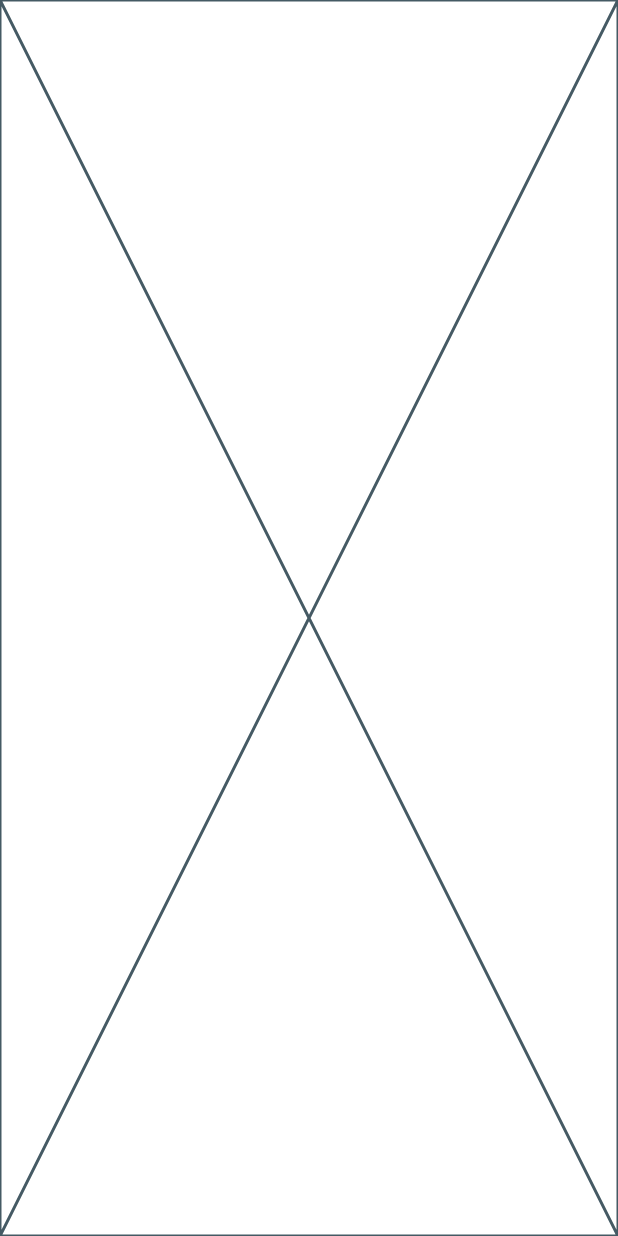
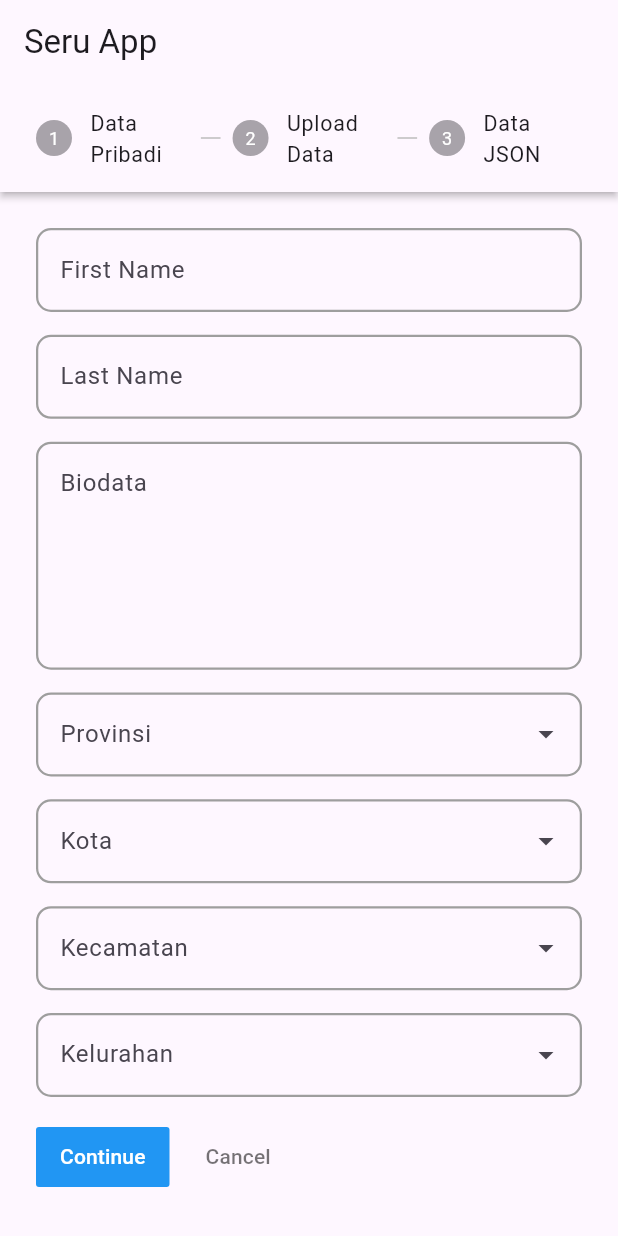
Before and after one commit to mazharaa/seru_app, a Flutter app: the screen it shows after launch, on a phone screen of 412 x 824 dp. Run offline on Flutter 3.47's test engine with Material 3 defaults, Android fonts, the phone set to English and light mode, and no system bars; drawn by our look-alikes of dropdown_search; our stand-ins replace bloc, flutter_bloc, flutter_screenutil, freezed_annotation, image_picker; missing offline and left inert: google_ml_kit.

Commit message:
finishing seru app

```diff
--- /dev/null
+++ b/lib/application/wizard/wizard_state.dart
@@ -0,0 +1,33 @@
+part of 'wizard_cubit.dart';
+
+@freezed
+class WizardState with _$WizardState {
+  const WizardState._();
+  const factory WizardState({
+    File? selfieImage,
+    File? identityImage,
+    File? bebasImage,
+    required int currentStepIndex,
+    required String identityNum,
+    required String provinsi,
+    required String kota,
+    required String kecamatan,
+    required String kelurahan,
+    required Map<String, dynamic> jsonData,
+  }) = _WizardState;
+
+  factory WizardState.initial() => const WizardState(
+        selfieImage: null,
+        identityImage: null,
+        bebasImage: null,
+        currentStepIndex: 0,
+        identityNum: '',
+        provinsi: '',
+        kota: '',
+        kecamatan: '',
+        kelurahan: '',
+        jsonData: {},
+      );
+
+  WizardState get unmodified => copyWith();
+}
--- /dev/null
+++ b/lib/const/const.dart
@@ -0,0 +1,77 @@
+class Const {
+  List<String> listProvince = [
+    'Nanggroe Aceh Darussalam',
+    'Sumatera Utara',
+    'Sumatera Selatan',
+    'Sumatera Barat',
+    'Bengkulu',
+    'Riau',
+    'Kepulauan Riau',
+    'Jambi',
+    'Lampung',
+    'Bangka Belitung',
+    'Kalimantan Barat',
+    'Kalimantan Timur',
+    'Kalimantan Selatan',
+    'Kalimantan Tengah',
+    'Kalimantan Utara',
+    'Banten',
+    'DKI Jakarta',
+    'Jawa Barat',
+    'Jawa Tengah',
+    'Daerah Istimewa Yogyakarta'
+        'Jawa Timur',
+    'Bali',
+    'Nusa Tenggara Timur'
+        'Nusa Tenggara Barat',
+    'Gorontalo',
+    'Sulawesi Barat',
+    'Sulawesi Tengah',
+    'Sulawesi Utara'
+        'Sulawesi Tenggara',
+    'Sulawesi Selatan',
+    'Maluku Utara',
+    'Maluku',
+    'Papua Barat',
+    'Papua',
+    'Papua Tengah',
+    'Papua Pegunungan',
+    'Papua Selatan',
+    'Papua Barat Daya',
+  ];
+
+  List<String> listKota = [
+    'Kabupaten Administrasi Kepulauan Seribu',
+    'Kota Administrasi Jakarta Barat',
+    'Kota Administrasi Jakarta Pusat',
+    'Kota Administrasi Jakarta Selatan',
+    'Kota Administrasi Jakarta Timur',
+    'Kota Administrasi Jakarta Utara',
+  ];
+
+  List<String> listKecamatan = [
+    'Cilandak',
+    'Jagakarsa',
+    'Kebayoran Baru',
+    'Kebayoran Lama',
+    'Mampang Prapatan',
+    'Pancoran',
+    'Pasar Minggu',
+    'Pesanggrahan',
+    'Setiabudi',
+    'Tebet'
+  ];
+
+  List<String> listKelurahan = [
+    'Cipete Utara',
+    'Gandaria Utara',
+    'Gunung',
+    'Kramat Pela',
+    'Melawai',
+    'Petogogan',
+    'Pulo',
+    'Rawa Barat',
+    'Selong',
+    'Senayan'
+  ];
+}
--- a/lib/main.dart
+++ b/lib/main.dart
@@ -1,4 +1,8 @@
 import 'package:flutter/material.dart';
+import 'package:flutter_bloc/flutter_bloc.dart';
+import 'package:flutter_screenutil/flutter_screenutil.dart';
+import 'package:seru_app/application/wizard/wizard_cubit.dart';
+import 'package:seru_app/screen/wizard_screen/wizard_page.dart';
 
 void main() {
   runApp(const SeruApp());
@@ -9,6 +13,24 @@ class SeruApp extends StatelessWidget {
 
   @override
   Widget build(BuildContext context) {
-    return const Placeholder();
+    return BlocProvider(
+      create: (context) => WizardCubit(),
+      child: ScreenUtilInit(
+        designSize: const Size(375, 812),
+        builder: (context, child) {
+          return MaterialApp(
+            title: 'SeruApp',
+            home: child,
+            theme: ThemeData(
+              colorScheme: Theme.of(context).colorScheme.copyWith(
+                    primary: Colors.blue,
+                    onSecondary: Colors.blue,
+                  ),
+            ),
+          );
+        },
+        child: const WizardPage(),
+      ),
+    );
   }
 }
--- /dev/null
+++ b/lib/screen/widget/input_dropdown.dart
@@ -0,0 +1,57 @@
+import 'package:dropdown_search/dropdown_search.dart';
+import 'package:flutter/material.dart';
+
+class InputDropdown extends StatelessWidget {
+  final String label;
+  final List<String> items;
+  final Function(String?)? onChanged;
+  const InputDropdown({
+    super.key,
+    required this.label,
+    required this.items,
+    this.onChanged,
+  });
+
+  @override
+  Widget build(BuildContext context) {
+    return DropdownSearch<String>(
+      items: items,
+      dropdownDecoratorProps: DropDownDecoratorProps(
+        dropdownSearchDecoration: InputDecoration(
+          label: Text(label),
+          enabledBorder: OutlineInputBorder(
+            borderSide: const BorderSide(width: 1.5, color: Colors.grey),
+            borderRadius: BorderRadius.circular(10),
+          ),
+          focusedBorder: OutlineInputBorder(
+            borderSide: const BorderSide(width: 1.5, color: Colors.blue),
+            borderRadius: BorderRadius.circular(10),
+          ),
+        ),
+      ),
+      clearButtonProps: const ClearButtonProps(isVisible: true),
+      popupProps: PopupProps.dialog(
+        dialogProps: DialogProps(
+          shape: RoundedRectangleBorder(
+            borderRadius: BorderRadius.circular(10),
+          ),
+        ),
+        showSearchBox: true,
+        searchFieldProps: TextFieldProps(
+          decoration: InputDecoration(
+            label: Text(label),
+            enabledBorder: OutlineInputBorder(
+              borderSide: const BorderSide(width: 1.5, color: Colors.grey),
+              borderRadius: BorderRadius.circular(10),
+            ),
+            focusedBorder: OutlineInputBorder(
+              borderSide: const BorderSide(width: 1.5, color: Colors.blue),
+              borderRadius: BorderRadius.circular(10),
+            ),
+          ),
+        ),
+      ),
+      onChanged: onChanged,
+    );
+  }
+}
--- /dev/null
+++ b/lib/screen/widget/input_text_field.dart
@@ -0,0 +1,36 @@
+import 'package:flutter/material.dart';
+
+class InputTextField extends StatelessWidget {
+  final String label;
+  final int minLines;
+  final TextEditingController? controller;
+
+  const InputTextField({
+    super.key,
+    required this.label,
+    this.minLines = 1,
+    this.controller,
+  });
+
+  @override
+  Widget build(BuildContext context) {
+    return TextField(
+      onTapOutside: (event) => FocusManager.instance.primaryFocus?.unfocus(),
+      controller: controller,
+      decoration: InputDecoration(
+        alignLabelWithHint: true,
+        label: Text(label),
+        enabledBorder: OutlineInputBorder(
+          borderSide: const BorderSide(width: 1.5, color: Colors.grey),
+          borderRadius: BorderRadius.circular(10),
+        ),
+        focusedBorder: OutlineInputBorder(
+          borderSide: const BorderSide(width: 1.5, color: Colors.blue),
+          borderRadius: BorderRadius.circular(10),
+        ),
+      ),
+      minLines: minLines,
+      maxLines: minLines,
+    );
+  }
+}
--- /dev/null
+++ b/lib/screen/wizard_screen/step_list.dart
@@ -0,0 +1,6 @@
+import 'package:flutter/material.dart';
+
+class StepList {
+  static List<Step> getSteps() =>
+      [Step(title: const Text('Formulir Klaim'), content: Container())];
+}
--- /dev/null
+++ b/lib/screen/wizard_screen/wizard_page.dart
@@ -0,0 +1,191 @@
+import 'dart:convert';
+
+import 'package:flutter/material.dart';
+import 'package:flutter_bloc/flutter_bloc.dart';
+import 'package:flutter_screenutil/flutter_screenutil.dart';
+import 'package:seru_app/application/wizard/wizard_cubit.dart';
+import 'package:seru_app/const/const.dart';
+import 'package:seru_app/screen/widget/input_dropdown.dart';
+import 'package:seru_app/screen/widget/input_photo.dart';
+import 'package:seru_app/screen/widget/input_text_field.dart';
+
+class WizardPage extends StatelessWidget {
+  const WizardPage({super.key});
+
+  @override
+  Widget build(BuildContext context) {
+    final constant = Const();
+    return Scaffold(
+      appBar: AppBar(
+        title: const Text('Seru App'),
+      ),
+      body: BlocBuilder<WizardCubit, WizardState>(
+        builder: (context, state) {
+          return Stepper(
+            type: StepperType.horizontal,
+            currentStep: state.currentStepIndex,
+            onStepCancel: () {
+              context.read<WizardCubit>().onStepCancel(state.currentStepIndex);
+            },
+            onStepContinue: () {
+              context
+                  .read<WizardCubit>()
+                  .onStepContinue(state.currentStepIndex);
+            },
+            onStepTapped: (value) {
+              context.read<WizardCubit>().onStepTapped(value);
+            },
+            steps: [
+              Step(
+                title: SizedBox(
+                  width: 60.w,
+                  child: Text(
+                    'Data Pribadi',
+                    style: TextStyle(fontSize: 13.sp),
+                  ),
+                ),
+                content: SingleChildScrollView(
+                  child: Column(
+                    children: [
+                      InputTextField(
+                        label: 'First Name',
+                        controller:
+                            context.read<WizardCubit>().firstNameController,
+                      ),
+                      SizedBox(height: 15.h),
+                      InputTextField(
+                        label: 'Last Name',
+                        controller:
+                            context.read<WizardCubit>().lastNameController,
+                      ),
+                      SizedBox(height: 15.h),
+                      InputTextField(
+                        label: 'Biodata',
+                        minLines: 5,
+                        controller:
+                            context.read<WizardCubit>().biodataController,
+                      ),
+                      SizedBox(height: 15.h),
+                      InputDropdown(
+                        label: 'Provinsi',
+                        items: constant.listProvince,
+                        onChanged: (val) {
+                          val != null
+                              ? context.read<WizardCubit>().setProvinsi(val)
+                              : context.read<WizardCubit>().setProvinsi('');
+                        },
+                      ),
+                      SizedBox(height: 15.h),
+                      InputDropdown(
+                        label: 'Kota',
+                        items: constant.listKota,
+                        onChanged: (val) {
+                          val != null
+                              ? context.read<WizardCubit>().setKota(val)
+                              : context.read<WizardCubit>().setKota('');
+                        },
+                      ),
+                      SizedBox(height: 15.h),
+                      InputDropdown(
+                        label: 'Kecamatan',
+                        items: constant.listKecamatan,
+                        onChanged: (val) {
+                          val != null
+                              ? context.read<WizardCubit>().setKecamatan(val)
+                              : context.read<WizardCubit>().setKecamatan('');
+                        },
+                      ),
+                      SizedBox(height: 15.h),
+                      InputDropdown(
+                        label: 'Kelurahan',
+                        items: constant.listKelurahan,
+                        onChanged: (val) {
+                          val != null
+                              ? context.read<WizardCubit>().setKelurahan(val)
+                              : context.read<WizardCubit>().setKelurahan('');
+                        },
+                      ),
+                    ],
+                  ),
+                ),
+              ),
+              Step(
+                title: SizedBox(
+                  width: 60.w,
+                  child: Text(
+                    'Upload Data',
+                    style: TextStyle(
+                      fontSize: 13.sp,
+                    ),
+                  ),
+                ),
+                content: Column(
+                  children: [
+                    InputPhoto(
+                      label: 'Foto Selfie',
+                      child: state.selfieImage != null
+                          ? Image.file(state.selfieImage!)
+                          : null,
+                      onTap: () {
+                        context.read<WizardCubit>().captureSelfieImage();
+                      },
+                    ),
+                    SizedBox(height: 15.h),
+                    InputPhoto(
+                      label: 'Foto Identitas',
+                      onTap: () {
+                        context.read<WizardCubit>().captureIdentityImage();
+                      },
+                      identityNum: state.identityNum,
+                      child: state.identityImage != null
+                          ? Image.file(state.identityImage!)
+                          : null,
+                    ),
+                    SizedBox(height: 15.h),
+                    InputPhoto(
+                      label: 'Foto Bebas',
+                      child: state.bebasImage != null
+                          ? Image.file(state.bebasImage!)
+                          : null,
+                      onTap: () {
+                        context.read<WizardCubit>().captureBebasImage();
+                      },
+                    ),
+                  ],
+                ),
+              ),
+              Step(
+                title: SizedBox(
+                  width: 60.w,
+                  child: Text(
+                    'Data JSON',
+                    style: TextStyle(fontSize: 13.sp),
+                  ),
+                ),
+                content: Container(
+                  height: 175.h,
+                  width: double.infinity,
+                  padding: const EdgeInsets.symmetric(
+                    vertical: 15,
+                    horizontal: 15,
+                  ),
+                  decoration: ShapeDecoration(
+                    shape: RoundedRectangleBorder(
+                      borderRadius: BorderRadius.circular(10),
+                      side: const BorderSide(width: 1.5, color: Colors.grey),
+                    ),
+                    color: Colors.grey.shade300,
+                  ),
+                  child: Text(
+                    json.encode(state.jsonData),
+                    style: const TextStyle(fontFamily: 'CourierPrime'),
+                  ),
+                ),
+              )
+            ],
+          );
+        },
+      ),
+    );
+  }
+}
```
Also changed, not shown: lib/application/wizard/wizard_cubit.dart (added, +135 -0 lines), lib/screen/widget/input_photo.dart (added, +74 -0 lines), pubspec.yaml (+14 -1 lines), assets/fonts/CourierPrime-Regular.ttf (added), lib/application/wizard/wizard_cubit.freezed.dart (added), pubspec.lock, 8 other files.
